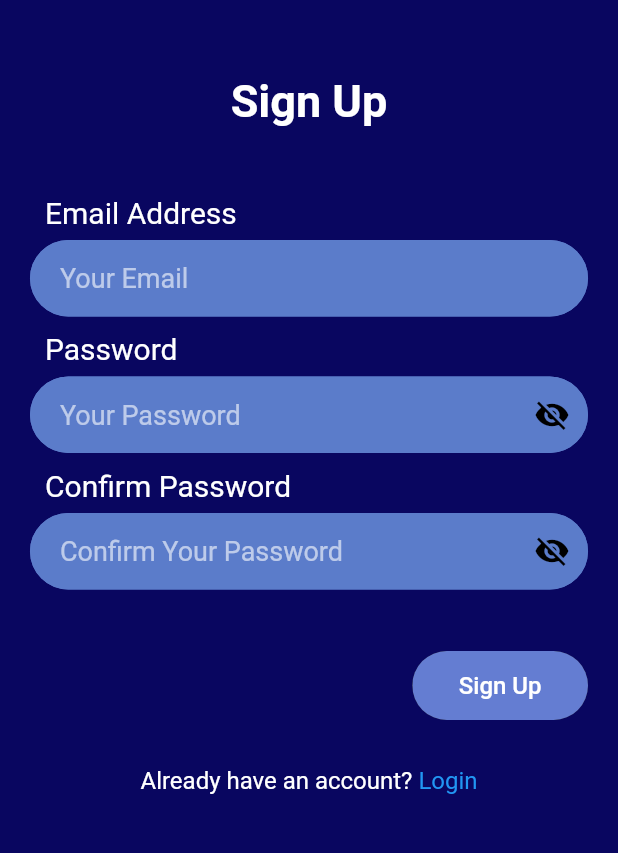
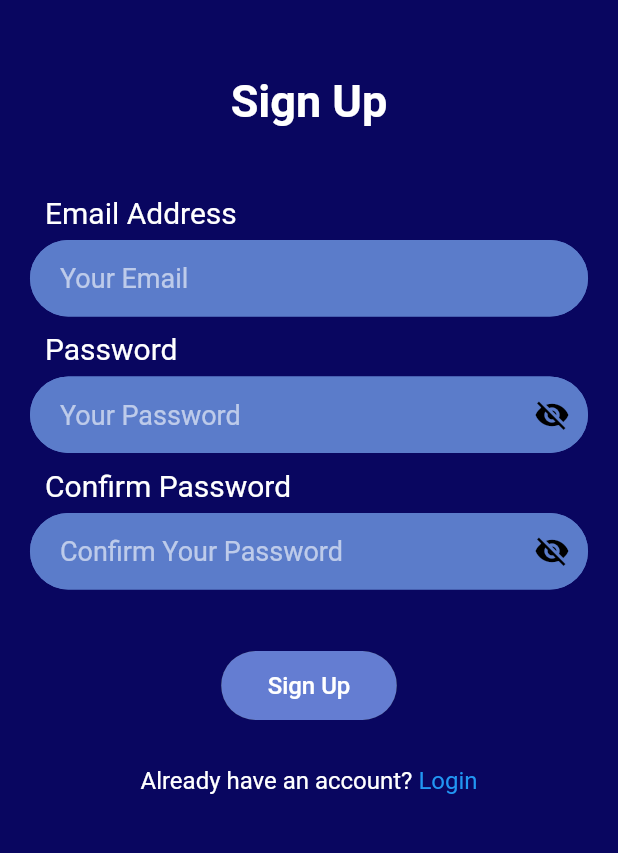
Before and after one commit to Elsssqh/Atlantic-Project, a Flutter app: the screen it shows after launch, on a phone screen of 412 x 824 dp, the part 84-937 px from its top. Run offline on Flutter 3.47's test engine with Material 2 defaults, Android fonts, the phone set to English and light mode, and no system bars; our stand-ins replace appwrite, carousel_slider, file_picker, flutter_riverpod, flutter_svg, fpdart and 3 more; missing offline and left inert: any_link_preview; network calls fail.

Commit message:
update signup_view

```diff
--- a/lib/features/auth/view/signup_view.dart
+++ b/lib/features/auth/view/signup_view.dart
@@ -132,7 +132,7 @@ class _SignUpViewState extends ConsumerState<SignUpView> {
 
                     const SizedBox(height: 40),
                     Align(
-                      alignment: Alignment.topRight,
+                      alignment: Alignment.center,
                       child: RoundedSmallButton(
                         onTap: onSignUp,
                         label: 'Sign Up',
```
